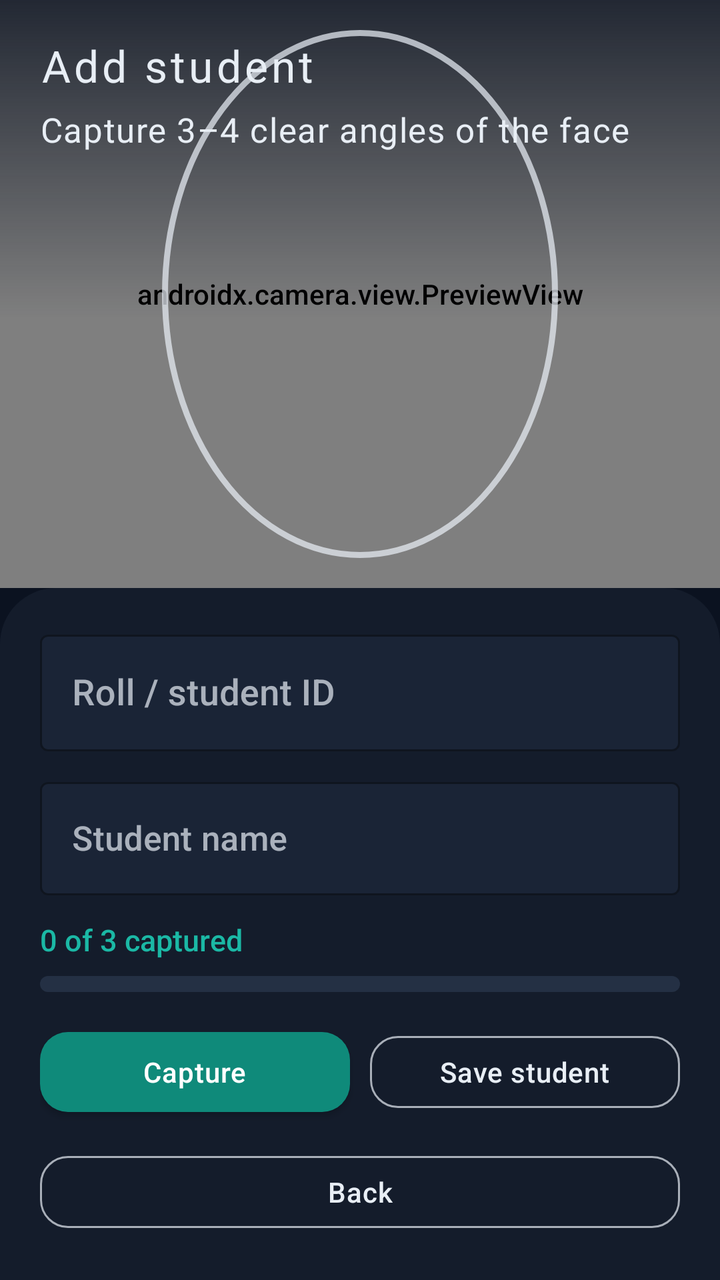
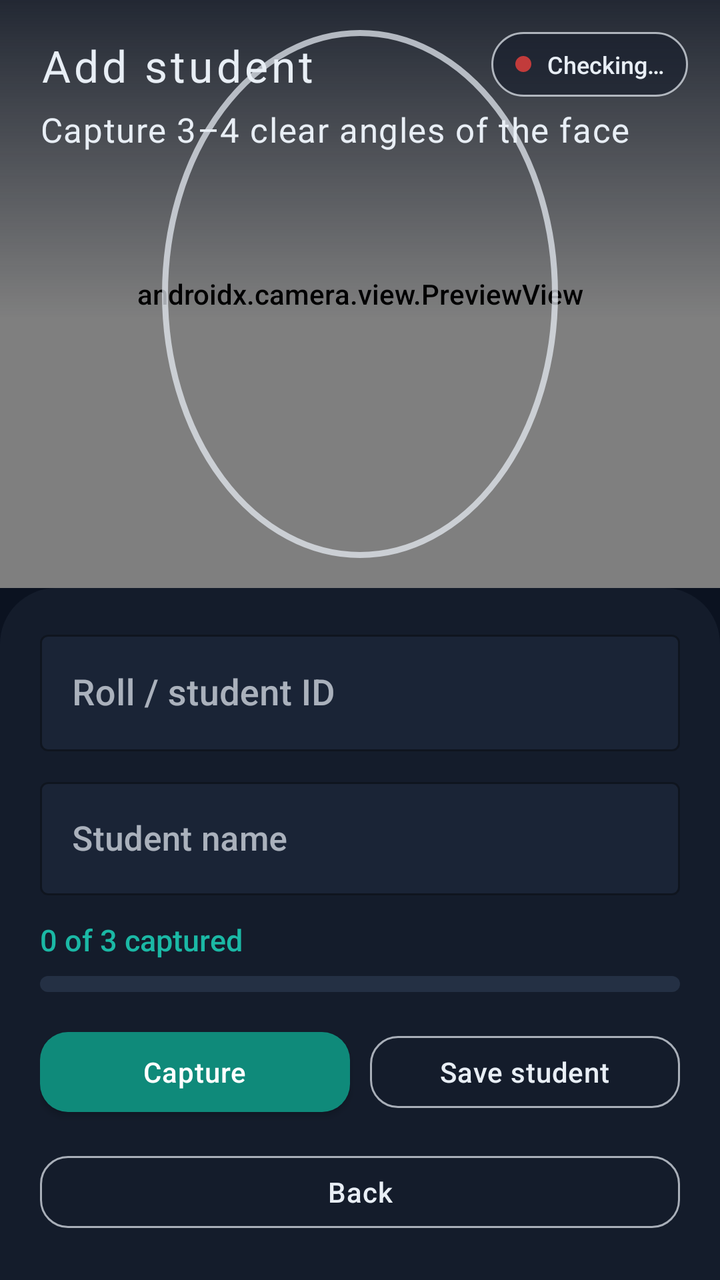

Screens rendered from an Android XML layout before and after an edit, with the pre-edit source and the edit as a unified diff.
<!-- AndroidManifest.xml: application theme Theme.FaceVerifyKiosk -->
<!-- res/layout/activity_enroll.xml -->
<?xml version="1.0" encoding="utf-8"?>
<androidx.constraintlayout.widget.ConstraintLayout xmlns:android="http://schemas.android.com/apk/res/android"
    xmlns:app="http://schemas.android.com/apk/res-auto"
    android:layout_width="match_parent"
    android:layout_height="match_parent"
    android:background="@color/ink">

    <androidx.camera.view.PreviewView
        android:id="@+id/previewView"
        android:layout_width="0dp"
        android:layout_height="0dp"
        app:layout_constraintBottom_toTopOf="@id/controls"
        app:layout_constraintEnd_toEndOf="parent"
        app:layout_constraintStart_toStartOf="parent"
        app:layout_constraintTop_toTopOf="parent" />

    <View
        android:layout_width="0dp"
        android:layout_height="160dp"
        android:background="@drawable/bg_scrim_top"
        app:layout_constraintEnd_toEndOf="parent"
        app:layout_constraintStart_toStartOf="parent"
        app:layout_constraintTop_toTopOf="parent" />

    <View
        android:id="@+id/faceGuide"
        android:layout_width="0dp"
        android:layout_height="0dp"
        android:alpha="0.8"
        android:background="@drawable/bg_face_oval"
        app:layout_constraintBottom_toTopOf="@id/controls"
        app:layout_constraintDimensionRatio="3:4"
        app:layout_constraintEnd_toEndOf="parent"
        app:layout_constraintStart_toStartOf="parent"
        app:layout_constraintTop_toTopOf="parent"
        app:layout_constraintWidth_percent="0.55" />

    <TextView
        android:id="@+id/enrollTitle"
        style="@style/Text.FaceVerify.Brand"
        android:layout_width="0dp"
        android:layout_height="wrap_content"
        android:layout_marginHorizontal="20dp"
        android:layout_marginTop="18dp"
        android:text="@string/add_student"
        android:textAllCaps="false"
        app:layout_constraintEnd_toEndOf="parent"
        app:layout_constraintStart_toStartOf="parent"
        app:layout_constraintTop_toTopOf="parent" />

    <TextView
        android:id="@+id/hintText"
        style="@style/Text.FaceVerify.Hint"
        android:layout_width="0dp"
        android:layout_height="wrap_content"
        android:layout_marginHorizontal="20dp"
        android:layout_marginTop="6dp"
        android:text="@string/enroll_subtitle"
        android:textColor="@color/mist"
        android:textSize="17sp"
        app:layout_constraintEnd_toEndOf="parent"
        app:layout_constraintStart_toStartOf="parent"
        app:layout_constraintTop_toBottomOf="@id/enrollTitle" />

    <LinearLayout
        android:id="@+id/controls"
        android:layout_width="0dp"
        android:layout_height="wrap_content"
        android:background="@drawable/bg_bottom_sheet"
        android:orientation="vertical"
        android:paddingHorizontal="20dp"
        android:paddingTop="18dp"
        android:paddingBottom="20dp"
        app:layout_constraintBottom_toBottomOf="parent"
        app:layout_constraintEnd_toEndOf="parent"
        app:layout_constraintStart_toStartOf="parent">

        <com.google.android.material.textfield.TextInputLayout
            android:layout_width="match_parent"
            android:layout_height="wrap_content"
            android:hint="@string/student_id"
            app:boxStrokeColor="@color/teal"
            app:hintTextColor="@color/mist_dim">

            <com.google.android.material.textfield.TextInputEditText
                android:id="@+id/inputStudentId"
                android:layout_width="match_parent"
                android:layout_height="wrap_content"
                android:inputType="textCapCharacters"
                android:textColor="@color/mist"
                android:textSize="18sp" />
        </com.google.android.material.textfield.TextInputLayout>

        <com.google.android.material.textfield.TextInputLayout
            android:layout_width="match_parent"
            android:layout_height="wrap_content"
            android:layout_marginTop="10dp"
            android:hint="@string/student_name"
            app:boxStrokeColor="@color/teal"
            app:hintTextColor="@color/mist_dim">

            <com.google.android.material.textfield.TextInputEditText
                android:id="@+id/inputStudentName"
                android:layout_width="match_parent"
                android:layout_height="wrap_content"
                android:inputType="textPersonName|textCapWords"
                android:textColor="@color/mist"
                android:textSize="17sp" />
        </com.google.android.material.textfield.TextInputLayout>

        <TextView
            android:id="@+id/captureCount"
            android:layout_width="match_parent"
            android:layout_height="wrap_content"
            android:layout_marginTop="12dp"
            android:text="0 of 3 captured"
            android:textColor="@color/teal_bright"
            android:textSize="15sp" />

        <ProgressBar
            android:id="@+id/enrollProgress"
            style="?android:attr/progressBarStyleHorizontal"
            android:layout_width="match_parent"
            android:layout_height="8dp"
            android:layout_marginTop="8dp"
            android:max="4"
            android:progress="0"
            android:progressDrawable="@drawable/bg_progress" />

        <LinearLayout
            android:layout_width="match_parent"
            android:layout_height="wrap_content"
            android:layout_marginTop="14dp"
            android:orientation="horizontal">

            <com.google.android.material.button.MaterialButton
                android:id="@+id/btnCapture"
                style="@style/Widget.FaceVerify.Button"
                android:layout_width="0dp"
                android:layout_height="wrap_content"
                android:layout_marginEnd="10dp"
                android:layout_weight="1"
                android:text="@string/capture" />

            <com.google.android.material.button.MaterialButton
                android:id="@+id/btnUpload"
                style="@style/Widget.FaceVerify.Button.Ghost"
                android:layout_width="0dp"
                android:layout_height="wrap_content"
                android:layout_weight="1"
                android:enabled="false"
                android:text="@string/save_student" />
        </LinearLayout>

        <com.google.android.material.button.MaterialButton
            android:id="@+id/btnCancel"
            style="@style/Widget.FaceVerify.Button.Ghost"
            android:layout_width="match_parent"
            android:layout_height="wrap_content"
            android:layout_marginTop="10dp"
            android:text="@string/back" />
    </LinearLayout>
</androidx.constraintlayout.widget.ConstraintLayout>
<!-- resources referenced by this layout -->
<resources>
  <color name="ink">#FF0B1220</color>
  <color name="mist">#FFE8EEF5</color>
  <color name="mist_dim">#B3E8EEF5</color>
  <color name="teal">#FF0F8A7A</color>
  <color name="teal_bright">#FF1BB8A5</color>
  <!-- drawable bg_bottom_sheet (drawable) -->
  <?xml version="1.0" encoding="utf-8"?>
  <shape xmlns:android="http://schemas.android.com/apk/res/android">
      <solid android:color="@color/ink_soft" />
      <corners
          android:topLeftRadius="28dp"
          android:topRightRadius="28dp" />
  </shape>
  <!-- drawable bg_face_oval (drawable) -->
  <?xml version="1.0" encoding="utf-8"?>
  <shape xmlns:android="http://schemas.android.com/apk/res/android"
      android:shape="oval">
      <stroke
          android:width="3dp"
          android:color="@color/oval_stroke" />
      <solid android:color="#00000000" />
  </shape>
  <!-- drawable bg_scrim_top (drawable) -->
  <?xml version="1.0" encoding="utf-8"?>
  <shape xmlns:android="http://schemas.android.com/apk/res/android">
      <gradient
          android:angle="270"
          android:startColor="@color/scrim_top"
          android:centerColor="#660B1220"
          android:endColor="#00000000"
          android:type="linear" />
  </shape>
  <string name="add_student">Add student</string>
  <string name="back">Back</string>
  <string name="capture">Capture</string>
  <string name="enroll_subtitle">Capture 3–4 clear angles of the face</string>
  <string name="save_student">Save student</string>
  <string name="student_id">Roll / student ID</string>
  <string name="student_name">Student name</string>
  <style name="Text.FaceVerify.Brand" parent="TextAppearance.MaterialComponents.Headline5">
          <item name="android:textColor">@color/mist</item>
          <item name="android:textSize">22sp</item>
          <item name="android:letterSpacing">0.08</item>
          <item name="android:fontFamily">sans-serif-medium</item>
          <item name="android:textAllCaps">true</item>
      </style>
  <style name="Text.FaceVerify.Hint" parent="TextAppearance.MaterialComponents.Body1">
          <item name="android:textColor">@color/mist_dim</item>
          <item name="android:textSize">16sp</item>
          <item name="android:lineSpacingExtra">4dp</item>
      </style>
  <color name="ink_soft">#FF141C2B</color>
  <color name="oval_stroke">#E6E8EEF5</color>
  <color name="slate">#FF243044</color>
  <color name="scrim_top">#CC0B1220</color>
  <color name="amber">#FFE0A100</color>
  <color name="white">#FFFFFFFF</color>
  <style name="Widget.FaceVerify.TextInput" parent="Widget.MaterialComponents.TextInputLayout.OutlinedBox">
          <item name="boxBackgroundColor">@color/field_bg</item>
          <item name="boxStrokeColor">@color/teal</item>
          <item name="hintTextColor">@color/mist_dim</item>
          <item name="android:textColorHint">@color/mist_dim</item>
      </style>
  <color name="field_bg">#FF1A2436</color>
  <!-- unchanged entries left out for length: 4 -->
</resources>

<!-- the commit's change to res/layout/activity_enroll.xml (unified diff, before → after) -->
@@ -40,13 +40,44 @@
         style="@style/Text.FaceVerify.Brand"
         android:layout_width="0dp"
         android:layout_height="wrap_content"
-        android:layout_marginHorizontal="20dp"
+        android:layout_marginStart="20dp"
         android:layout_marginTop="18dp"
+        android:layout_marginEnd="8dp"
         android:text="@string/add_student"
         android:textAllCaps="false"
-        app:layout_constraintEnd_toEndOf="parent"
+        app:layout_constraintEnd_toStartOf="@id/connectionPill"
         app:layout_constraintStart_toStartOf="parent"
         app:layout_constraintTop_toTopOf="parent" />
+
+    <LinearLayout
+        android:id="@+id/connectionPill"
+        android:layout_width="wrap_content"
+        android:layout_height="wrap_content"
+        android:layout_marginTop="16dp"
+        android:layout_marginEnd="16dp"
+        android:background="@drawable/bg_connection_pill"
+        android:gravity="center_vertical"
+        android:orientation="horizontal"
+        android:paddingHorizontal="12dp"
+        android:paddingVertical="8dp"
+        app:layout_constraintEnd_toEndOf="parent"
+        app:layout_constraintTop_toTopOf="parent">
+
+        <View
+            android:id="@+id/connectionDot"
+            android:layout_width="8dp"
+            android:layout_height="8dp"
+            android:background="@drawable/bg_dot" />
+
+        <TextView
+            android:id="@+id/connectionStatus"
+            android:layout_width="wrap_content"
+            android:layout_height="wrap_content"
+            android:layout_marginStart="8dp"
+            android:text="@string/status_checking"
+            android:textColor="@color/mist"
+            android:textSize="12sp" />
+    </LinearLayout>
 
     <TextView
         android:id="@+id/hintText"
@@ -160,4 +191,53 @@
             android:layout_marginTop="10dp"
             android:text="@string/back" />
     </LinearLayout>
+
+    
+    <FrameLayout
+        android:id="@+id/savingOverlay"
+        android:layout_width="0dp"
+        android:layout_height="0dp"
+        android:background="#E60B1220"
+        android:clickable="true"
+        android:focusable="true"
+        android:visibility="gone"
+        app:layout_constraintBottom_toBottomOf="parent"
+        app:layout_constraintEnd_toEndOf="parent"
+        app:layout_constraintStart_toStartOf="parent"
+        app:layout_constraintTop_toTopOf="parent">
+
+        <LinearLayout
+            android:layout_width="match_parent"
+            android:layout_height="wrap_content"
+            android:layout_gravity="center"
+            android:gravity="center_horizontal"
+            android:orientation="vertical"
+            android:padding="32dp">
+
+            <ProgressBar
+                android:layout_width="48dp"
+                android:layout_height="48dp"
+                android:indeterminate="true" />
+
+            <TextView
+                android:id="@+id/savingTitle"
+                android:layout_width="wrap_content"
+                android:layout_height="wrap_content"
+                android:layout_marginTop="20dp"
+                android:fontFamily="sans-serif-medium"
+                android:text="@string/enroll_saving_title"
+                android:textColor="@color/mist"
+                android:textSize="20sp" />
+
+            <TextView
+                android:id="@+id/savingStep"
+                android:layout_width="wrap_content"
+                android:layout_height="wrap_content"
+                android:layout_marginTop="8dp"
+                android:gravity="center"
+                android:text="@string/enroll_saving_prepare"
+                android:textColor="@color/mist_dim"
+                android:textSize="15sp" />
+        </LinearLayout>
+    </FrameLayout>
 </androidx.constraintlayout.widget.ConstraintLayout>
<!-- resource entries referenced after the edit -->
@@ -12,6 +12,24 @@
       <corners
           android:topLeftRadius="28dp"
           android:topRightRadius="28dp" />
+  </shape>
+  <!-- drawable bg_connection_pill (drawable) -->
+  <?xml version="1.0" encoding="utf-8"?>
+  <shape xmlns:android="http://schemas.android.com/apk/res/android">
+      <solid android:color="#99141C2B" />
+      <corners android:radius="999dp" />
+      <stroke
+          android:width="1dp"
+          android:color="@color/mist_dim" />
+  </shape>
+  <!-- drawable bg_dot (drawable) -->
+  <?xml version="1.0" encoding="utf-8"?>
+  <shape xmlns:android="http://schemas.android.com/apk/res/android"
+      android:shape="oval">
+      <solid android:color="@color/fail" />
+      <size
+          android:width="10dp"
+          android:height="10dp" />
   </shape>
   <!-- drawable bg_face_oval (drawable) -->
   <?xml version="1.0" encoding="utf-8"?>
@@ -35,8 +53,11 @@
   <string name="add_student">Add student</string>
   <string name="back">Back</string>
   <string name="capture">Capture</string>
+  <string name="enroll_saving_prepare">Reading face on phone…</string>
+  <string name="enroll_saving_title">Saving student</string>
   <string name="enroll_subtitle">Capture 3–4 clear angles of the face</string>
   <string name="save_student">Save student</string>
+  <string name="status_checking">Checking…</string>
   <string name="student_id">Roll / student ID</string>
   <string name="student_name">Student name</string>
   <style name="Text.FaceVerify.Brand" parent="TextAppearance.MaterialComponents.Headline5">
@@ -52,6 +73,7 @@
           <item name="android:lineSpacingExtra">4dp</item>
       </style>
   <color name="ink_soft">#FF141C2B</color>
+  <color name="fail">#FFC23B3B</color>
   <color name="oval_stroke">#E6E8EEF5</color>
   <color name="slate">#FF243044</color>
   <color name="scrim_top">#CC0B1220</color>
